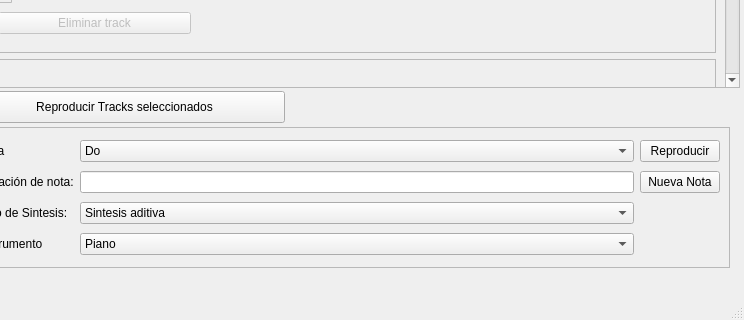
The window that Sintetizador/Frontend/mainwindow.ui (ASSD-Grupo-4-2020/TP2) describes before a commit, drawn with Qt 5; both pictures show x 351 to 1095 and y 363 to 683 of the 1095 by 683 pixel window.
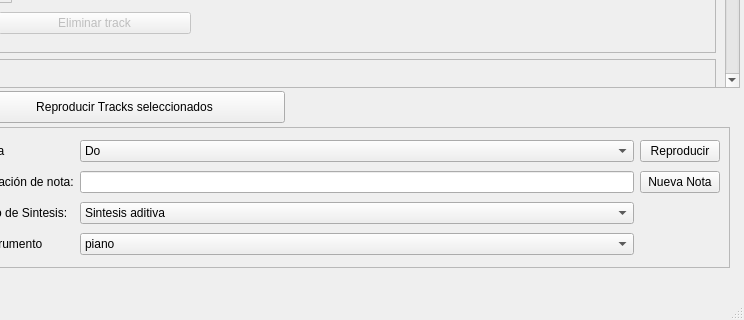
The same window after the commit. Custom widgets are drawn as their Qt base class.

Patch:
```diff
--- a/Sintetizador/Frontend/mainwindow.ui
+++ b/Sintetizador/Frontend/mainwindow.ui
@@ -1476,7 +1476,7 @@
       <widget class="QComboBox" name="comboBox_3">
        <item>
         <property name="text">
-         <string>Piano</string>
+         <string>piano</string>
         </property>
        </item>
        <item>
```
Left out of the diff: 26 changed lines with no effect on the pictures.
